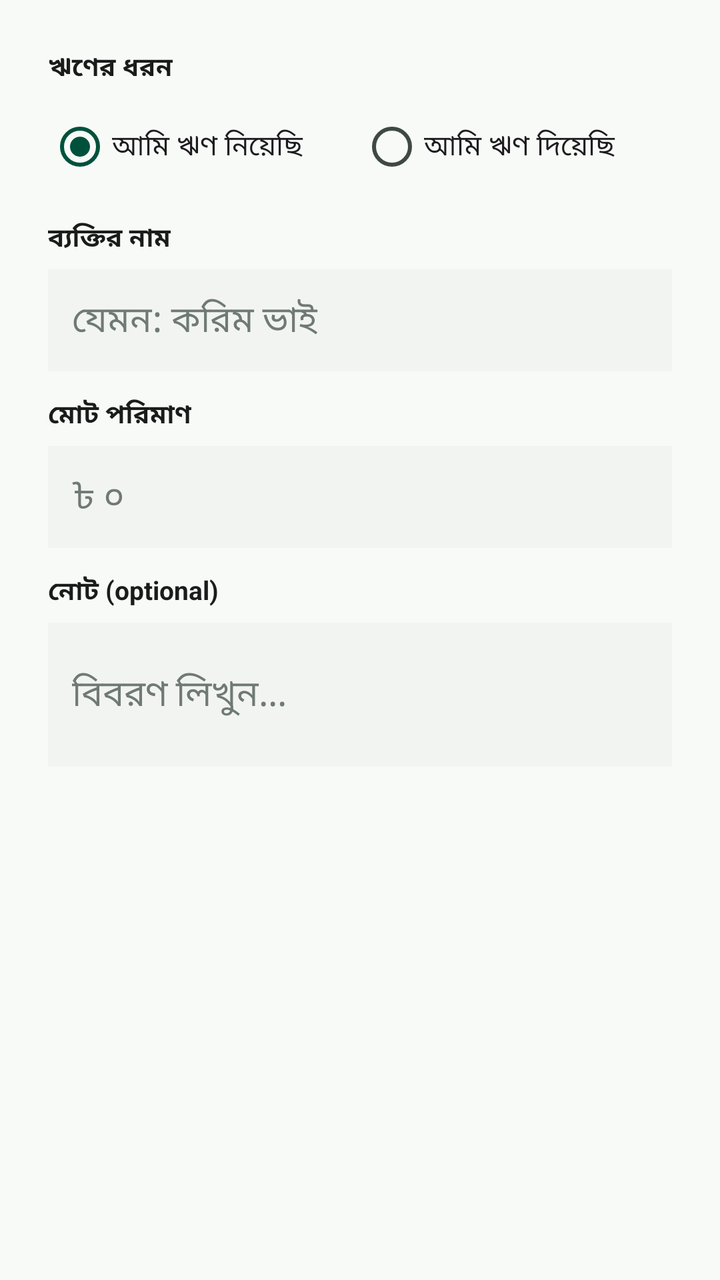
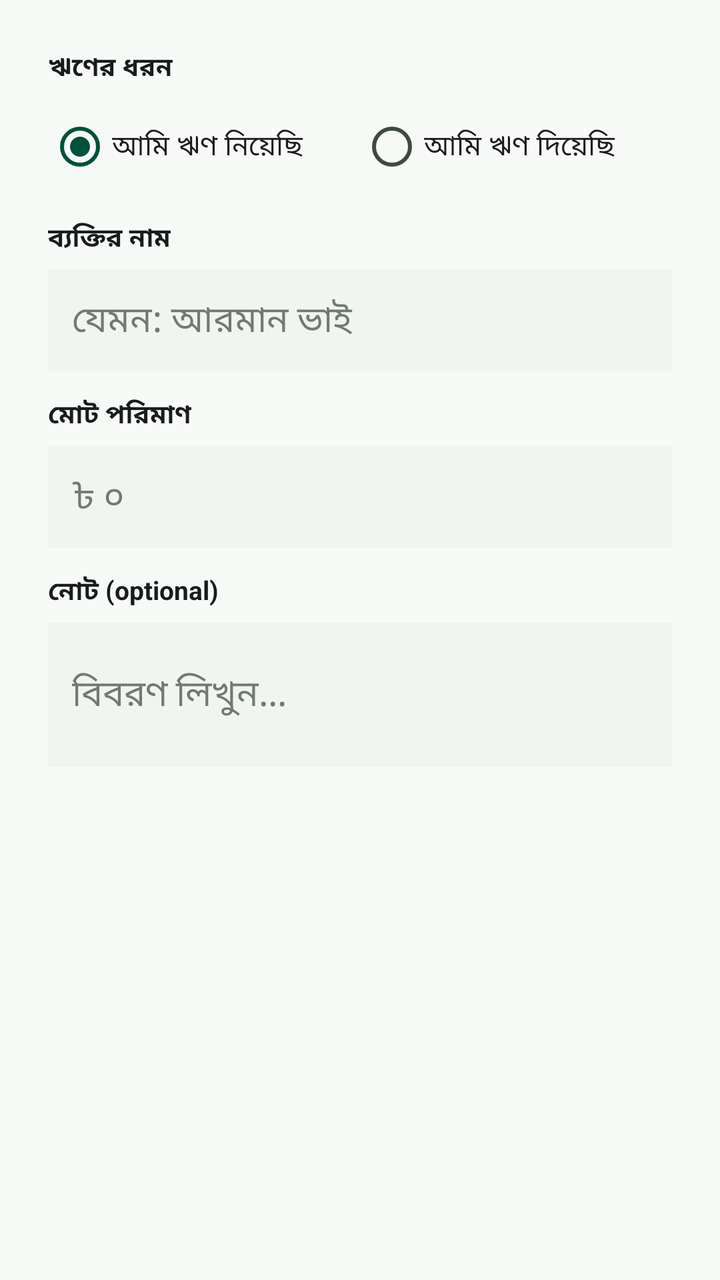

Screens rendered from an Android XML layout before and after an edit, with the pre-edit source and the edit as a unified diff.
<!-- AndroidManifest.xml: application theme Theme.SpendTrack -->
<!-- res/layout/dialog_add_loan.xml -->
<?xml version="1.0" encoding="utf-8"?>
<LinearLayout xmlns:android="http://schemas.android.com/apk/res/android"
    xmlns:app="http://schemas.android.com/apk/res-auto"
    android:layout_width="match_parent"
    android:layout_height="wrap_content"
    android:orientation="vertical"
    android:padding="24dp">

    <TextView
        android:layout_width="wrap_content"
        android:layout_height="wrap_content"
        android:text="ঋণের ধরন"
        android:textColor="@color/on_surface"
        android:textSize="13sp"
        android:textStyle="bold" />

    <RadioGroup
        android:id="@+id/rg_loan_type"
        android:layout_width="match_parent"
        android:layout_height="wrap_content"
        android:layout_marginTop="6dp"
        android:orientation="horizontal">

        <RadioButton
            android:id="@+id/rb_taken"
            android:layout_width="0dp"
            android:layout_height="wrap_content"
            android:layout_weight="1"
            android:checked="true"
            android:text="আমি ঋণ নিয়েছি" />

        <RadioButton
            android:id="@+id/rb_given"
            android:layout_width="0dp"
            android:layout_height="wrap_content"
            android:layout_weight="1"
            android:text="আমি ঋণ দিয়েছি" />
    </RadioGroup>

    <TextView
        android:layout_width="wrap_content"
        android:layout_height="wrap_content"
        android:layout_marginTop="12dp"
        android:text="ব্যক্তির নাম"
        android:textColor="@color/on_surface"
        android:textSize="13sp"
        android:textStyle="bold" />

    <EditText
        android:id="@+id/et_person"
        android:layout_width="match_parent"
        android:layout_height="wrap_content"
        android:layout_marginTop="6dp"
        android:background="@color/surface_container_low"
        android:hint="যেমন: করিম ভাই"
        android:inputType="textCapWords"
        android:padding="12dp"
        android:textColor="@color/on_surface"
        android:textColorHint="@color/outline" />

    <TextView
        android:layout_width="wrap_content"
        android:layout_height="wrap_content"
        android:layout_marginTop="12dp"
        android:text="মোট পরিমাণ"
        android:textColor="@color/on_surface"
        android:textSize="13sp"
        android:textStyle="bold" />

    <EditText
        android:id="@+id/et_amount"
        android:layout_width="match_parent"
        android:layout_height="wrap_content"
        android:layout_marginTop="6dp"
        android:background="@color/surface_container_low"
        android:hint="৳ ০"
        android:inputType="numberDecimal"
        android:padding="12dp"
        android:textColor="@color/on_surface"
        android:textColorHint="@color/outline" />

    <TextView
        android:layout_width="wrap_content"
        android:layout_height="wrap_content"
        android:layout_marginTop="12dp"
        android:text="নোট (optional)"
        android:textColor="@color/on_surface"
        android:textSize="13sp"
        android:textStyle="bold" />

    <EditText
        android:id="@+id/et_note"
        android:layout_width="match_parent"
        android:layout_height="wrap_content"
        android:layout_marginTop="6dp"
        android:background="@color/surface_container_low"
        android:hint="বিবরণ লিখুন..."
        android:inputType="textMultiLine"
        android:minLines="2"
        android:padding="12dp"
        android:textColor="@color/on_surface"
        android:textColorHint="@color/outline" />
</LinearLayout>
<!-- resources referenced by this layout -->
<resources>
  <color name="on_surface">#191C1B</color>
  <color name="outline">#6F7A73</color>
  <color name="surface_container_low">#F2F4F2</color>
  <color name="primary">#00513C</color>
  <color name="on_primary">#FFFFFF</color>
  <color name="primary_container">#006C50</color>
  <color name="on_primary_container">#94EAC7</color>
  <color name="secondary">#006877</color>
  <color name="on_secondary">#FFFFFF</color>
  <color name="secondary_container">#9FECFD</color>
  <color name="on_secondary_container">#0D6C7B</color>
  <color name="tertiary">#284E41</color>
  <color name="on_tertiary">#FFFFFF</color>
  <color name="tertiary_container">#406658</color>
  <color name="on_tertiary_container">#B8E2D0</color>
  <color name="error">#BA1A1A</color>
  <color name="on_error">#FFFFFF</color>
  <color name="error_container">#FFDAD6</color>
  <color name="on_error_container">#93000A</color>
  <color name="surface">#F8FAF7</color>
  <color name="surface_variant">#E1E3E1</color>
  <color name="on_surface_variant">#3F4944</color>
  <color name="outline_variant">#BEC9C2</color>
  <color name="surface_container_lowest">#FFFFFF</color>
  <color name="surface_container">#EDEEEC</color>
  <color name="surface_container_high">#E7E9E6</color>
  <color name="surface_container_highest">#E1E3E1</color>
  <color name="inverse_surface">#2E3130</color>
  <color name="inverse_on_surface">#F0F1EF</color>
  <!-- unchanged entries left out for length: 1 -->
</resources>

<!-- the commit's change to res/layout/dialog_add_loan.xml (unified diff, before → after) -->
@@ -52,7 +52,7 @@
         android:layout_height="wrap_content"
         android:layout_marginTop="6dp"
         android:background="@color/surface_container_low"
-        android:hint="যেমন: করিম ভাই"
+        android:hint="যেমন: আরমান ভাই"
         android:inputType="textCapWords"
         android:padding="12dp"
         android:textColor="@color/on_surface"
